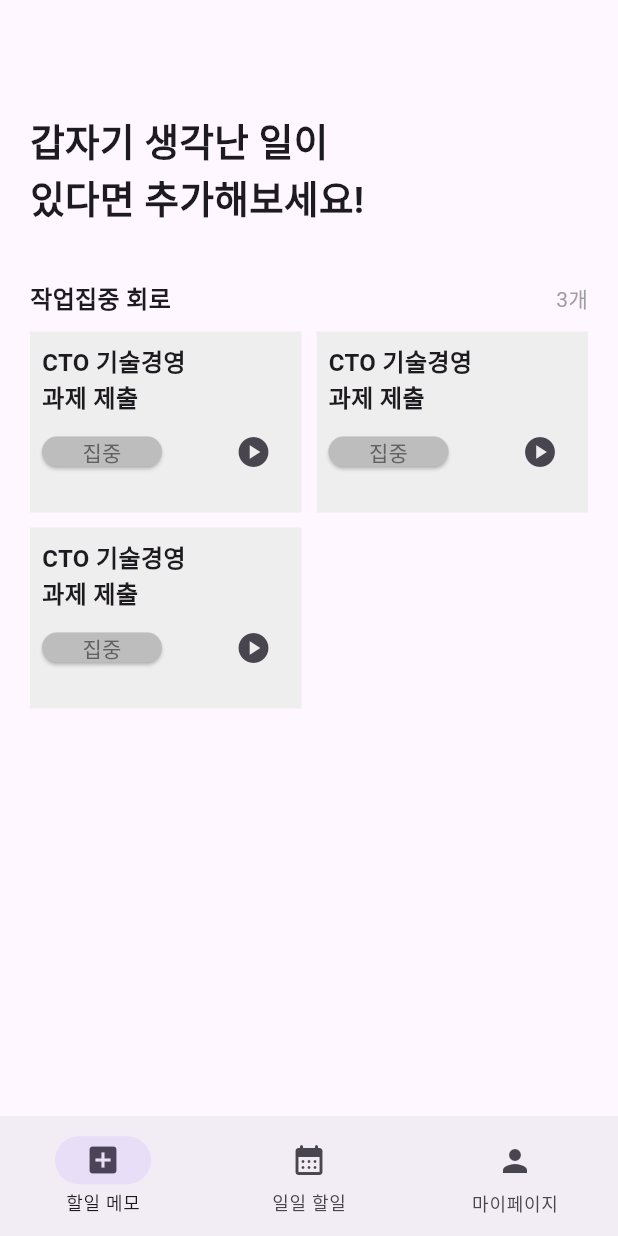
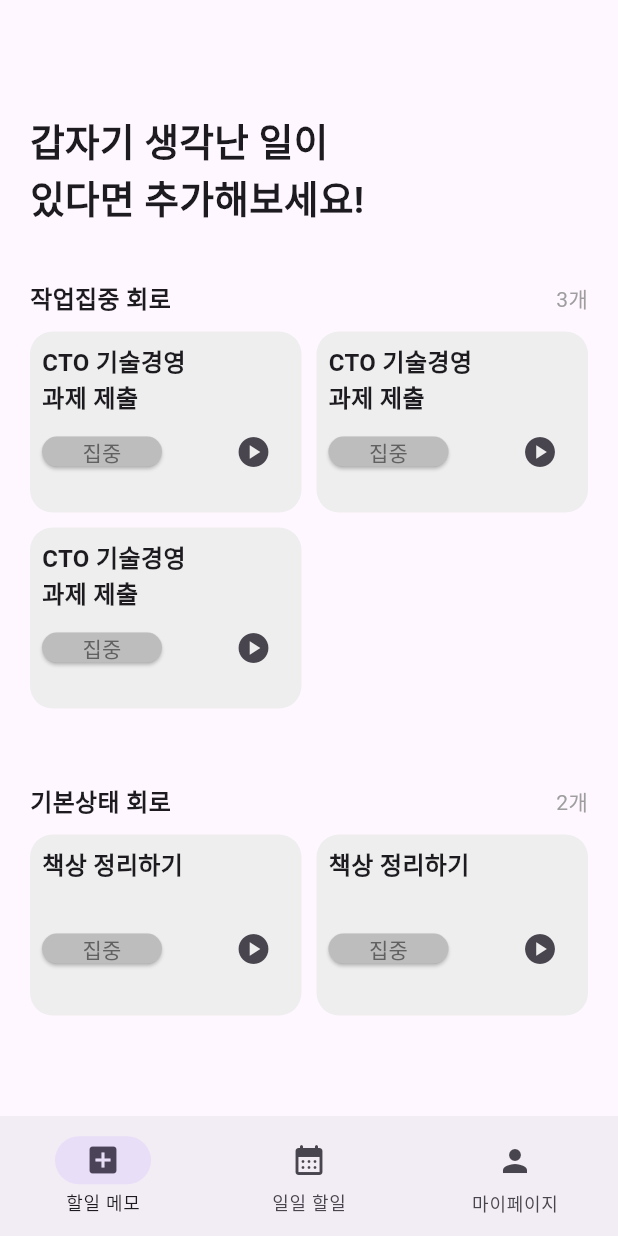
Before and after one commit to seongukHEO/StarryWavePractice, a Flutter app: the screen it shows after launch, on a phone screen of 412 x 824 dp. Run offline on Flutter 3.47's test engine with Material 3 defaults, Android fonts, the phone set to English and light mode, and no system bars; our stand-ins replace firebase_core; accounts and stored records are empty.

Commit message:
feat : 할 일 메모 화면 구현

```diff
--- /dev/null
+++ b/lib/common/condition_grid.dart
@@ -0,0 +1,71 @@
+import 'package:flutter/cupertino.dart';
+import 'package:flutter/material.dart';
+
+class ConditionGrid extends StatefulWidget {
+  const ConditionGrid({super.key});
+
+  @override
+  State<ConditionGrid> createState() => _ConditionGridState();
+}
+
+class _ConditionGridState extends State<ConditionGrid> {
+  @override
+  Widget build(BuildContext context) {
+    return GridView.builder(
+      shrinkWrap: true,  // 이 속성을 추가하세요.
+      gridDelegate: SliverGridDelegateWithFixedCrossAxisCount(
+          crossAxisCount: 2,
+          mainAxisSpacing: 10,
+          crossAxisSpacing: 10,
+          childAspectRatio: 3 / 2
+      ),
+      itemCount: 2,
+      itemBuilder: (context, index) {
+        return Container(
+          decoration: BoxDecoration(
+              color: Colors.grey.shade200,
+              borderRadius: BorderRadius.circular(15)
+          ),
+          padding: EdgeInsets.all(8),
+          child: Column(
+            crossAxisAlignment: CrossAxisAlignment.start,
+            children: [
+              Text("책상 정리하기", style: TextStyle(fontWeight: FontWeight.bold, fontSize: 16),),
+              Container(
+                margin: EdgeInsets.fromLTRB(0, 20, 0, 0),
+                child: Row(
+                  mainAxisAlignment: MainAxisAlignment.spaceBetween,
+                  children: [
+                    Container(
+                      child: ElevatedButton(
+                        onPressed: () {
+                          // 버튼 클릭 시 동작
+                        },
+                        style: ElevatedButton.styleFrom(
+                          backgroundColor: Colors.grey.shade400, // 배경색 설정
+                          shape: RoundedRectangleBorder(
+                            borderRadius: BorderRadius.circular(30), // 모서리 반경 설정
+                          ),
+                        ),
+                        child: Text(
+                          "집중",
+                          style: TextStyle(color: Colors.grey.shade700),
+                        ),
+                      ),
+                      width: 80,
+                      height: 20,
+                    ),
+                    IconButton(
+                        onPressed: (){},
+                        icon: Icon(Icons.play_circle)
+                    )
+                  ],
+                ),
+              ),
+            ],
+          ),
+        );
+      },
+    );
+  }
+}
--- /dev/null
+++ b/lib/common/job_grid.dart
@@ -0,0 +1,70 @@
+import 'package:flutter/cupertino.dart';
+import 'package:flutter/material.dart';
+
+class JobGrid extends StatefulWidget {
+  const JobGrid({super.key});
+
+  @override
+  State<JobGrid> createState() => _JobGridState();
+}
+
+class _JobGridState extends State<JobGrid> {
+  @override
+  Widget build(BuildContext context) {
+    return GridView.builder(
+      shrinkWrap: true,  // 이 속성을 추가하세요.
+      gridDelegate: SliverGridDelegateWithFixedCrossAxisCount(
+          crossAxisCount: 2,
+          mainAxisSpacing: 10,
+          crossAxisSpacing: 10,
+          childAspectRatio: 3 / 2
+      ),
+      itemCount: 3,
+      itemBuilder: (context, index) {
+        return Container(
+          decoration: BoxDecoration(
+            color: Colors.grey.shade200,
+            borderRadius: BorderRadius.circular(15)
+          ),
+          padding: EdgeInsets.all(8),
+          child: Column(
+            crossAxisAlignment: CrossAxisAlignment.start,
+            children: [
+              Text("CTO 기술경영\n과제 제출", style: TextStyle(fontWeight: FontWeight.bold, fontSize: 16),),
+              Container(
+                child: Row(
+                  mainAxisAlignment: MainAxisAlignment.spaceBetween,
+                  children: [
+                    Container(
+                      child: ElevatedButton(
+                        onPressed: () {
+                          // 버튼 클릭 시 동작
+                        },
+                        style: ElevatedButton.styleFrom(
+                          backgroundColor: Colors.grey.shade400, // 배경색 설정
+                          shape: RoundedRectangleBorder(
+                            borderRadius: BorderRadius.circular(30), // 모서리 반경 설정
+                          ),
+                        ),
+                        child: Text(
+                          "집중",
+                          style: TextStyle(color: Colors.grey.shade700),
+                        ),
+                      ),
+                      width: 80,
+                      height: 20,
+                    ),
+                    IconButton(
+                        onPressed: (){},
+                        icon: Icon(Icons.play_circle)
+                    )
+                  ],
+                ),
+              ),
+            ],
+          ),
+        );
+      },
+    );
+  }
+}
--- a/lib/widget/memo_widget.dart
+++ b/lib/widget/memo_widget.dart
@@ -1,5 +1,7 @@
 import 'package:flutter/cupertino.dart';
 import 'package:flutter/material.dart';
+import 'package:starrywave_practice/common/condition_grid.dart';
+import 'package:starrywave_practice/common/job_grid.dart';
 
 class MemoWidget extends StatefulWidget {
   const MemoWidget({super.key});
@@ -12,7 +14,8 @@ class _MemoWidgetState extends State<MemoWidget> {
   @override
   Widget build(BuildContext context) {
     return Scaffold(
-      body: Container(
+      body: SingleChildScrollView(
+        child: Container(
           padding: EdgeInsets.all(20),
           child: Column(
             crossAxisAlignment: CrossAxisAlignment.start,
@@ -27,58 +30,19 @@ class _MemoWidgetState extends State<MemoWidget> {
                 ],
               ),
               SizedBox(height: 10,),
-            GridView.builder(
-              shrinkWrap: true,  // 이 속성을 추가하세요.
-              gridDelegate: SliverGridDelegateWithFixedCrossAxisCount(
-                crossAxisCount: 2,
-                mainAxisSpacing: 10,
-                crossAxisSpacing: 10,
-                childAspectRatio: 3 / 2
-              ),
-              itemCount: 3,
-              itemBuilder: (context, index) {
-                return Container(
-                  padding: EdgeInsets.all(8),
-                  color: Colors.grey.shade200,
-                  child: Column(
-                    crossAxisAlignment: CrossAxisAlignment.start,
-                    children: [
-                      Text("CTO 기술경영\n과제 제출", style: TextStyle(fontWeight: FontWeight.bold, fontSize: 16),),
+              JobGrid(),
+              SizedBox(height: 50,),
               Row(
                 mainAxisAlignment: MainAxisAlignment.spaceBetween,
                 children: [
-                          Container(
-                            child: ElevatedButton(
-                              onPressed: () {
-                                // 버튼 클릭 시 동작
-                              },
-                              style: ElevatedButton.styleFrom(
-                                backgroundColor: Colors.grey.shade400, // 배경색 설정
-                                shape: RoundedRectangleBorder(
-                                  borderRadius: BorderRadius.circular(30), // 모서리 반경 설정
-                                ),
-                              ),
-                              child: Text(
-                                "집중",
-                                style: TextStyle(color: Colors.grey.shade700),
-                              ),
-                            ),
-                            width: 80,
-                            height: 20,
-                          ),
-                          IconButton(
-                              onPressed: (){},
-                              icon: Icon(Icons.play_circle)
-                          )
+                  Text("기본상태 회로", style: TextStyle(fontWeight: FontWeight.bold, fontSize: 16),),
+                  Text("2개", style: TextStyle(color: Colors.grey, fontSize: 14),)
                 ],
               ),
+              SizedBox(height: 10,),
+              ConditionGrid()
             ],
           ),
-                );
-              },
-            ),
-
-          ],
         ),
       ),
     );
```
Lines whose indentation alone changed are shown as unchanged.
